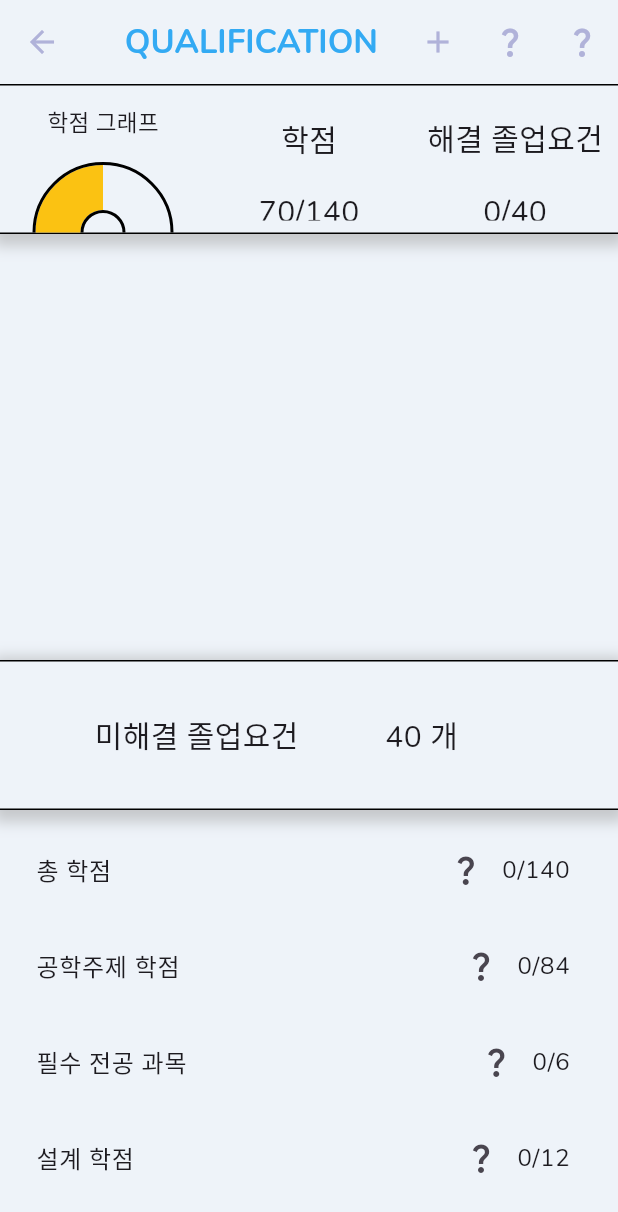
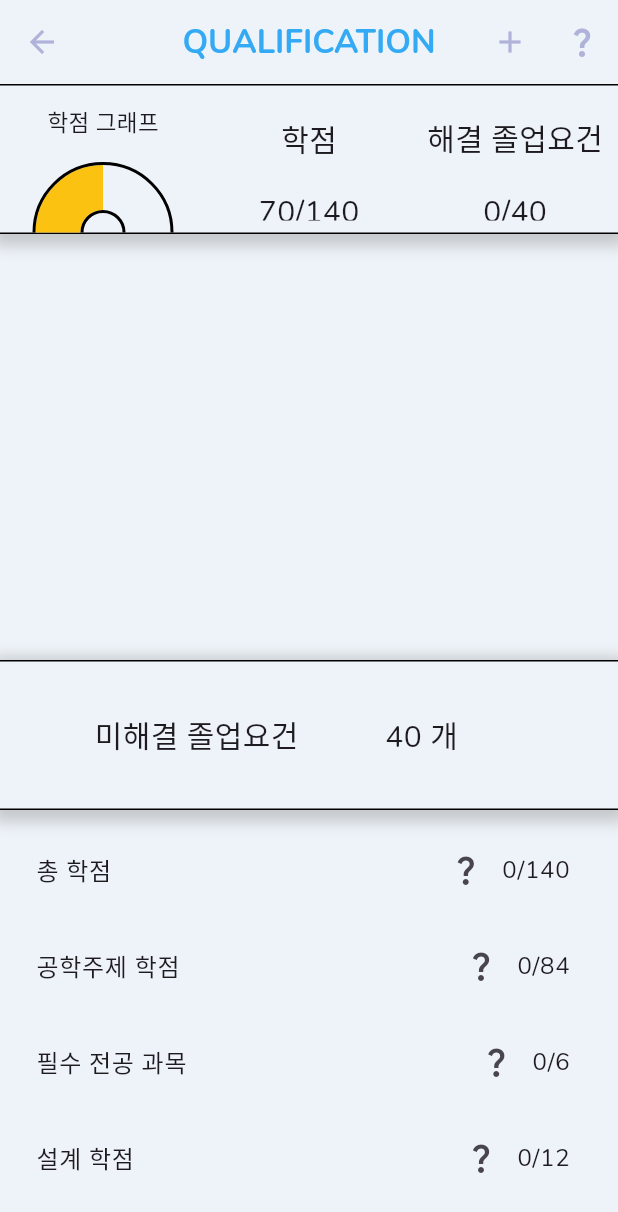
Before and after one commit to CAU-Mobile-Team4/causw_graduate, a Flutter app: the GraduateQualification screen opened directly, on a phone screen of 412 x 824 dp. Shown: the top 1212 px of the screen. Run offline on Flutter 3.47's test engine with Material 3 defaults, Android fonts, the phone set to English and light mode, and no system bars; our stand-ins replace flutter_speed_dial, shared_preferences, table_calendar; accounts and stored records are empty.

Commit message:
중복된 아이콘 버튼 삭제

```diff
--- a/lib/GraduateUI/GraduateQualification.dart
+++ b/lib/GraduateUI/GraduateQualification.dart
@@ -203,15 +203,6 @@ class _GraduateQualificationState extends State<GraduateQualification> {
           },
           tooltip: "강의 추가",
         ),
-        IconButton(
-          icon: Icon(Icons.question_mark,color: AppColor.purple,),
-          onPressed: () {
-            Navigator.push(context, MaterialPageRoute(builder:
-                (context)=> GraduateInformation()
-            )
-            );
-            },
-            ),
           IconButton(
               icon: const Icon(
                 Icons.question_mark,
```
